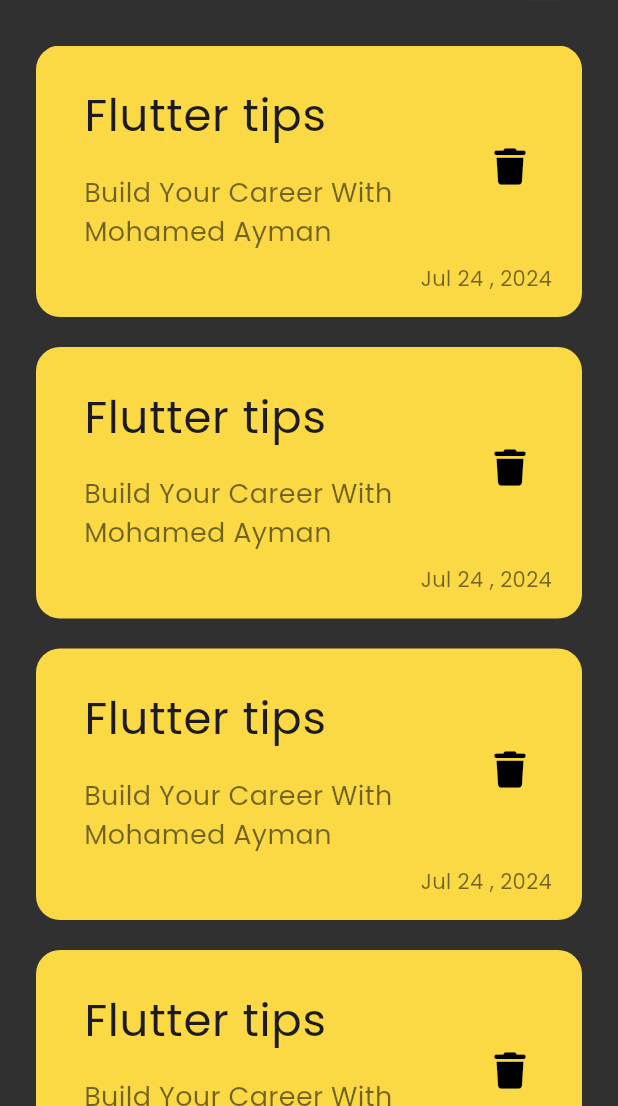
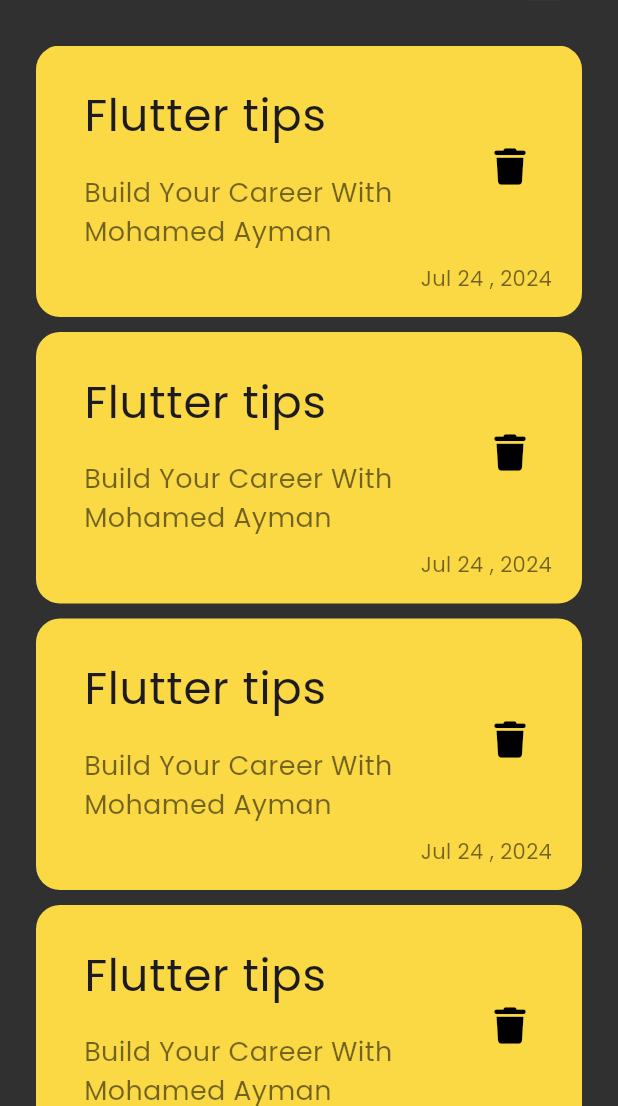
Before and after one commit to m0hamed98ayman/notes_app, a Flutter app: the screen it shows after launch, on a phone screen of 412 x 824 dp, the part 130-1236 px from its top. Run offline on Flutter 3.47's test engine with Material 3 defaults, Android fonts, the phone set to English and light mode, and no system bars; our stand-ins replace font_awesome_flutter.

Commit message:
change tha padding in card widget

```diff
--- a/lib/widgets/custom_list_view.dart
+++ b/lib/widgets/custom_list_view.dart
@@ -8,7 +8,7 @@ class CardListView extends StatelessWidget {
   Widget build(BuildContext context) {
     return ListView.builder(itemBuilder:(context,index){
       return const Padding(
-        padding:  EdgeInsets.only(bottom: 20.0),
+        padding:  EdgeInsets.only(bottom: 10.0),
         child:  CustomCard(),
       );
     } );
```
